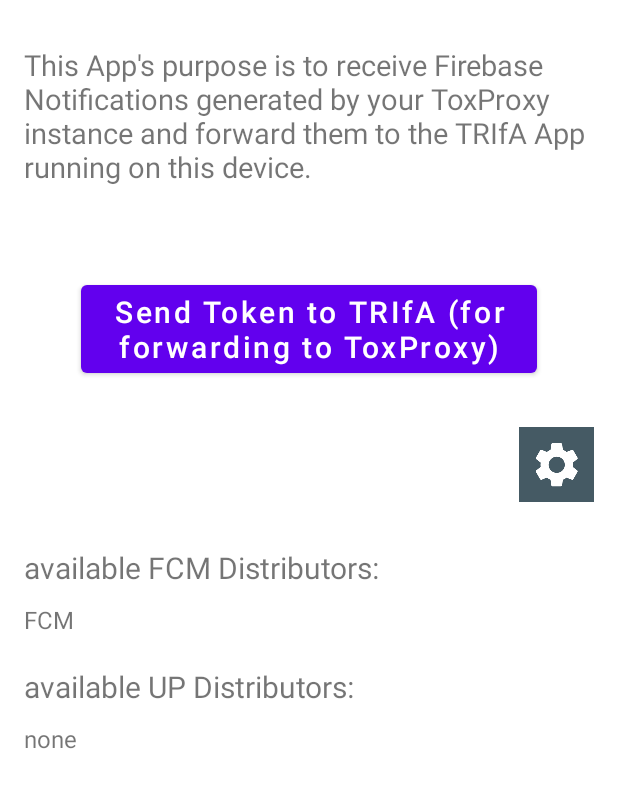
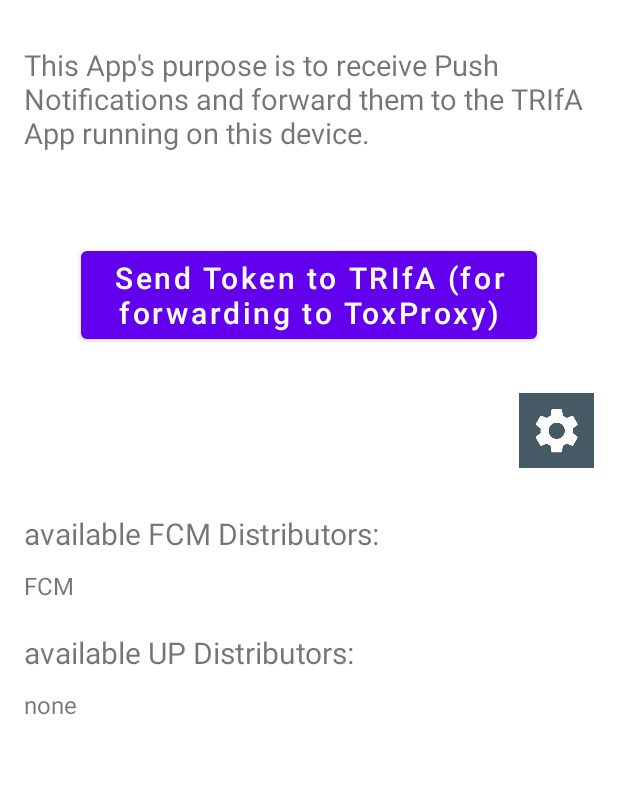
Before and after one commit to zoff99/tox_push_msg_app, an Android app: the screen it shows after launch (MainActivity), on a phone screen of 412 x 824 dp, the part 101-909 px from its top. Run offline under Robolectric (Android 15) with nearby library versions, the phone set to English and light mode, and no system bars; libraries missing offline, so code that uses them is left out: org.unifiedpush.android.

Commit message:
change wording

```diff
--- a/app/src/main/res/values/strings.xml
+++ b/app/src/main/res/values/strings.xml
@@ -1,6 +1,6 @@
 <resources>
     <string name="app_name" translatable="false">Tox Notify</string>
-    <string name="quickstart_message">This App\'s purpose is to receive Firebase Notifications generated by your ToxProxy instance and forward them to the TRIfA App running on this device.</string>
+    <string name="quickstart_message">This App\'s purpose is to receive Push Notifications and forward them to the TRIfA App running on this device.</string>
     <string name="log_token">Send Token to TRIfA (for forwarding to ToxProxy)</string>
 
     <string name="msg_token_fmt" translatable="false">FCM registration Token: %s</string>
@@ -19,6 +19,6 @@
     <string name="show_notifications_summary">for debugging, independent of TRIfA</string>
 
     <string name="prefer_fcm">Prefer FCM</string>
-    <string name="prefer_fcm_summary">use Google FCM for push messages if selected. use Gotify if not selected</string>
+    <string name="prefer_fcm_summary">use Google FCM for push messages if selected. use nfty.sh if not selected</string>
 
 </resources>
```
